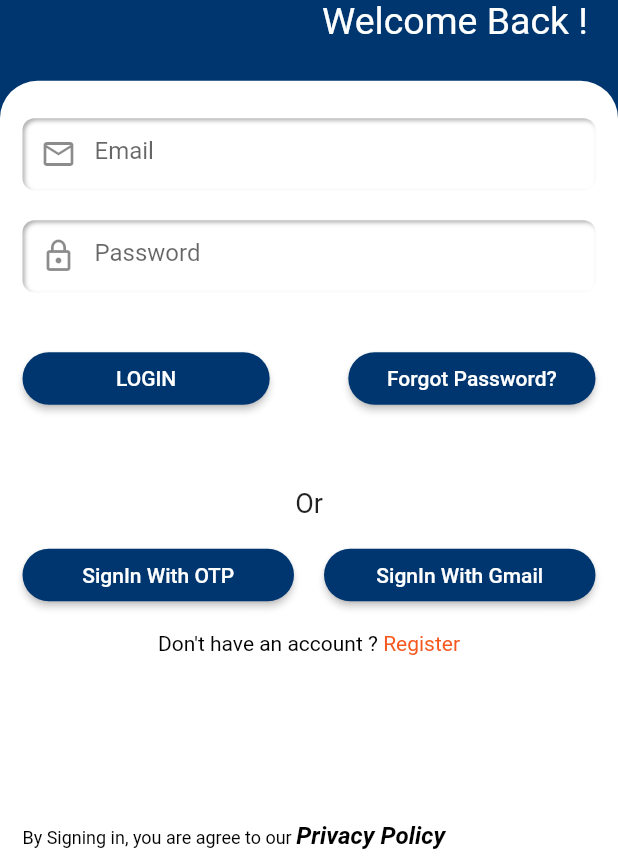
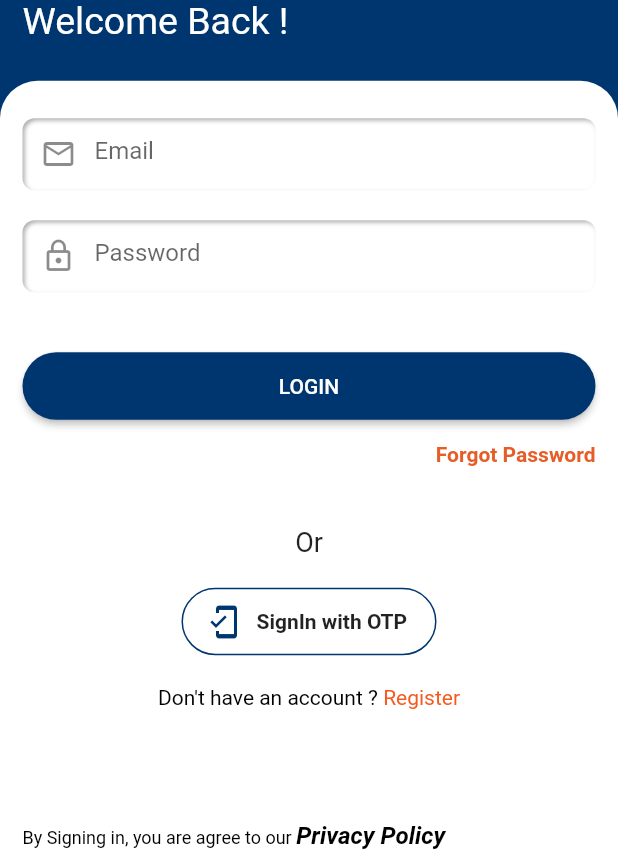
Before and after one commit to HareeshGitDev/RMS-User, a Flutter app: the screen it shows after launch, on a phone screen of 412 x 824 dp, the part 371-1236 px from its top. Run offline on Flutter 3.47's test engine with Material 2 defaults, Android fonts, the phone set to English and light mode, and no system bars; drawn by our look-alikes of animated_text_kit, flutter_neumorphic; our stand-ins replace cached_network_image, camera, carousel_slider, cloud_firestore, curved_navigation_bar, dio and 22 more; missing offline and left inert: flutx, razorpay_flutter; accounts and stored records are empty; Roboto replaces fonts that are missing (HKGrotest-Light, hk-grotest).

Commit message:
ux_enhancements

```diff
--- a/lib/login_module/view/login_page.dart
+++ b/lib/login_module/view/login_page.dart
@@ -74,9 +74,9 @@ class _LoginPageState extends State<LoginPage> {
                   ),
                 ),
                 Container(
-                  padding: EdgeInsets.only(bottom: 5),
+                  padding: EdgeInsets.only(bottom: 5,left: 15),
                   margin: EdgeInsets.only(right: 20),
-                  alignment: Alignment.centerRight,
+                  alignment: Alignment.centerLeft,
                   child: AnimatedTextKit(
                     animatedTexts: [
                       ColorizeAnimatedText('Welcome Back !',
@@ -174,12 +174,9 @@ class _LoginPageState extends State<LoginPage> {
                         SizedBox(
                           height: 40,
                         ),
-                        Row(
-                          mainAxisAlignment: MainAxisAlignment.spaceBetween,
-                          children: [
                         Container(
-                              width: _mainWidth * 0.4,
-                              height: 35,
+                          width: _mainWidth,
+                          height: 45,
                           child: ElevatedButton(
                             style: ButtonStyle(
                                 backgroundColor:
@@ -233,30 +230,18 @@ class _LoginPageState extends State<LoginPage> {
                             child: Center(child: Text("LOGIN")),
                           ),
                         ),
-                            Container(
-                              width: _mainWidth * 0.4,
-                              height: 35,
-                              child: ElevatedButton(
-                                style: ButtonStyle(
-                                    backgroundColor:
-                                    MaterialStateProperty.all<Color>(
-                                        CustomTheme.appTheme),
-                                    shape: MaterialStateProperty.all<
-                                        RoundedRectangleBorder>(
-                                      RoundedRectangleBorder(
-                                          borderRadius:
-                                          BorderRadius.circular(40)),
-                                    )),
-                                onPressed: () async {
-                                  showForgotPasswordDialog(context: context);
-                                },
-                                child: Text('Forgot Password?'),
-                              ),
-                            ),
-                          ],
-                        ),
                         SizedBox(
                           height: 15,
+                        ),
+                        Align(
+                          alignment: Alignment.centerRight,
+                          child: GestureDetector(
+                            onTap: ()=>showForgotPasswordDialog(context: context),
+                              child: Text('Forgot Password',style: TextStyle(
+                                fontSize: 14,
+                                color: CustomTheme.appThemeContrast,
+                                fontWeight: FontWeight.w600
+                              ),)),
                         ),
 
                         SizedBox(
@@ -270,14 +255,36 @@ class _LoginPageState extends State<LoginPage> {
                         SizedBox(
                           height: 20,
                         ),
-                        Row(
+                        GestureDetector(
+                          onTap: ()=>_showBottomSheet(context),
+                          child: Container(
+                            height: 45,
+                            width: 170,
+                            padding: EdgeInsets.only(left: 15),
+                            decoration: BoxDecoration(
+                              border: Border.all(color: CustomTheme.appTheme),
+                                  borderRadius: BorderRadius.circular(40)
+                            ),
+                            child: Row(
+                              children: [
+                                Icon(Icons.mobile_friendly,color: CustomTheme.appTheme,),
+                                SizedBox(width: 10,),
+                                Text('SignIn with OTP',style: TextStyle(
+                                  fontSize: 14,
+                                  fontWeight: FontWeight.w600
+                                ),),
+                              ],
+                            ),
+                          ),
+                        ),
+                      /*  Row(
                           mainAxisAlignment: MainAxisAlignment.spaceBetween,
                           crossAxisAlignment: CrossAxisAlignment.start,
                           children: [
                             Expanded(
                               child: Container(
                                 width: _mainWidth * 0.4,
-                                height: 35,
+                                height: 45,
                                 child: ElevatedButton(
                                   style: ButtonStyle(
                                       backgroundColor:
@@ -291,8 +298,8 @@ class _LoginPageState extends State<LoginPage> {
                                       )),
                                   onPressed: () async {
                                     _showBottomSheet(context);
-                                    /*  Navigator.of(context)
-                                        .pushNamed(AppRoutes.mob_register_login);*/
+                                    *//*  Navigator.of(context)
+                                        .pushNamed(AppRoutes.mob_register_login);*//*
                                   },
                                   child: Text(
                                     'SignIn With OTP',
@@ -304,7 +311,7 @@ class _LoginPageState extends State<LoginPage> {
                             SizedBox(
                               width: 20,
                             ),
-                            Expanded(
+                          *//*  Expanded(
                               child: Container(
                                 width: _mainWidth * 0.4,
                                 height: 35,
@@ -389,9 +396,9 @@ class _LoginPageState extends State<LoginPage> {
                                   ),
                                 ),
                               ),
-                            ),
+                            ),*//*
                           ],
-                        ),
+                        ),*/
                         SizedBox(
                           height: 20,
                         ),
```
Also changed, not shown: lib/my_stays/view/feedback_form_view_page.dart (+8 -8 lines), lib/my_stays/view/mystay_details_page.dart (+40 -16 lines), 1 other file. Lines whose indentation alone changed are shown as unchanged.
